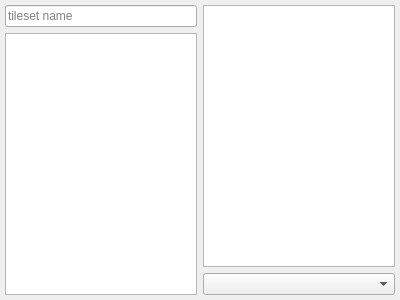
First picture: the form in src/tiled/BuildingEditor/buildingtilesetdock.ui, repository timbaker/buildinged, before the edit.
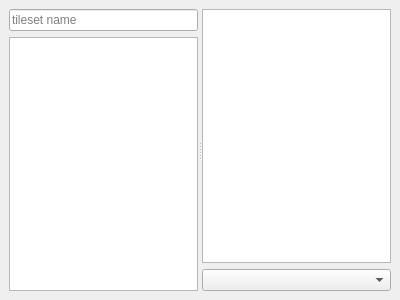
Second picture: the form after the edit. Custom widgets are drawn as their Qt base class.

```diff
--- a/src/tiled/BuildingEditor/buildingtilesetdock.ui
+++ b/src/tiled/BuildingEditor/buildingtilesetdock.ui
@@ -14,20 +14,16 @@
    <string>Tilesets</string>
   </property>
   <widget class="QWidget" name="dockWidgetContents">
-   <layout class="QHBoxLayout" name="horizontalLayout">
-    <property name="leftMargin">
-     <number>5</number>
-    </property>
-    <property name="topMargin">
-     <number>5</number>
-    </property>
-    <property name="rightMargin">
-     <number>5</number>
-    </property>
-    <property name="bottomMargin">
-     <number>5</number>
-    </property>
-    <item>
+   <layout class="QGridLayout" name="gridLayout">
+    <item row="0" column="0">
+     <widget class="QSplitter" name="splitter">
+      <property name="orientation">
+       <enum>Qt::Horizontal</enum>
+      </property>
+      <property name="childrenCollapsible">
+       <bool>false</bool>
+      </property>
+      <widget class="QWidget" name="layoutWidget">
      <layout class="QVBoxLayout" name="verticalLayout">
       <item>
        <widget class="QLineEdit" name="filter">
@@ -43,8 +39,8 @@
        <widget class="QListWidget" name="tilesets"/>
       </item>
      </layout>
-    </item>
-    <item>
+      </widget>
+      <widget class="QWidget" name="layoutWidget">
      <layout class="QVBoxLayout" name="verticalLayout_2">
       <item>
        <widget class="BuildingEditor::BuildingTilesetView" name="tiles"/>
@@ -57,6 +53,8 @@
        </layout>
       </item>
      </layout>
+      </widget>
+     </widget>
     </item>
    </layout>
   </widget>
```
Lines whose indentation alone changed are shown as unchanged.
